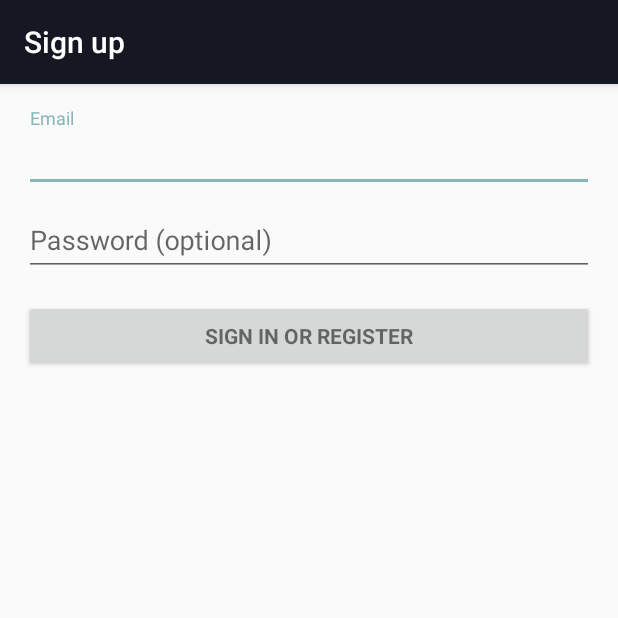
After one commit to homepunk/fields-error-handler, an Android app: the RegistrationExampleActivity screen opened directly, with no data from a screen before it, on a phone screen of 412 x 824 dp, the top half of it. The commit adds this screen. Run offline under Robolectric (Android 15) with nearby library versions, the phone set to English and light mode, and no system bars; libraries missing offline, so code that uses them is left out: com.squareup.okhttp; 3 statements that could not run were skipped.

Commit message:
added code generation for diferent activities

```diff
--- /dev/null
+++ b/sample/src/main/java/github/homepunk/com/example/RegistrationExampleActivity.java
@@ -0,0 +1,34 @@
+package github.homepunk.com.example;
+
+import android.os.Bundle;
+import android.support.v7.app.AppCompatActivity;
+import android.widget.AutoCompleteTextView;
+import android.widget.EditText;
+
+import com.homepunk.github.HandleField;
+
+import github.homepunk.com.universalerrorhandler.managers.UniversalHandleManager;
+
+import static com.homepunk.github.models.UniversalFieldAction.ON_FOCUS_MISS;
+import static com.homepunk.github.models.UniversalFieldType.EMAIL;
+import static com.homepunk.github.models.UniversalFieldType.PASSWORD;
+
+/**
+ * A login screen that offers registration via email/password.
+ */
+public class RegistrationExampleActivity extends AppCompatActivity {
+    @HandleField(value = EMAIL, action = ON_FOCUS_MISS)
+    AutoCompleteTextView mEmailView;
+    @HandleField(PASSWORD)
+    EditText mPasswordView;
+
+    @Override
+    protected void onCreate(Bundle savedInstanceState) {
+        super.onCreate(savedInstanceState);
+        setContentView(R.layout.activity_registration_example);
+        // Set up the login form.
+        mEmailView = findViewById(R.id.email);
+        mPasswordView = findViewById(R.id.password);
+        UniversalHandleManager.bind(this);
+    }
+}
--- /dev/null
+++ b/sample/src/main/res/layout/activity_registration_example.xml
@@ -0,0 +1,77 @@
+<LinearLayout xmlns:android="http://schemas.android.com/apk/res/android"
+    xmlns:tools="http://schemas.android.com/tools"
+    android:layout_width="match_parent"
+    android:layout_height="match_parent"
+    android:gravity="center_horizontal"
+    android:orientation="vertical"
+    android:paddingBottom="@dimen/activity_vertical_margin"
+    android:paddingLeft="@dimen/activity_horizontal_margin"
+    android:paddingRight="@dimen/activity_horizontal_margin"
+    android:paddingTop="@dimen/activity_vertical_margin"
+    tools:context="github.homepunk.com.example.RegistrationExampleActivity">
+
+    <!-- Login progress -->
+    <ProgressBar
+        android:id="@+id/login_progress"
+        style="?android:attr/progressBarStyleLarge"
+        android:layout_width="wrap_content"
+        android:layout_height="wrap_content"
+        android:layout_marginBottom="8dp"
+        android:visibility="gone" />
+
+    <ScrollView
+        android:id="@+id/login_form"
+        android:layout_width="match_parent"
+        android:layout_height="match_parent">
+
+        <LinearLayout
+            android:id="@+id/email_login_form"
+            android:layout_width="match_parent"
+            android:layout_height="wrap_content"
+            android:orientation="vertical">
+
+            <android.support.design.widget.TextInputLayout
+                android:layout_width="match_parent"
+                android:layout_height="wrap_content">
+
+                <AutoCompleteTextView
+                    android:id="@+id/email"
+                    android:layout_width="match_parent"
+                    android:layout_height="wrap_content"
+                    android:hint="@string/prompt_email"
+                    android:inputType="textEmailAddress"
+                    android:maxLines="1"
+                    android:singleLine="true" />
+
+            </android.support.design.widget.TextInputLayout>
+
+            <android.support.design.widget.TextInputLayout
+                android:layout_width="match_parent"
+                android:layout_height="wrap_content">
+
+                <EditText
+                    android:id="@+id/password"
+                    android:layout_width="match_parent"
+                    android:layout_height="wrap_content"
+                    android:hint="@string/prompt_password"
+                    android:imeActionId="@+id/login"
+                    android:imeActionLabel="@string/action_sign_in_short"
+                    android:imeOptions="actionUnspecified"
+                    android:inputType="textPassword"
+                    android:maxLines="1"
+                    android:singleLine="true" />
+
+            </android.support.design.widget.TextInputLayout>
+
+            <Button
+                android:id="@+id/email_sign_in_button"
+                style="?android:textAppearanceSmall"
+                android:layout_width="match_parent"
+                android:layout_height="wrap_content"
+                android:layout_marginTop="16dp"
+                android:text="@string/action_sign_in"
+                android:textStyle="bold" />
+
+        </LinearLayout>
+    </ScrollView>
+</LinearLayout>
--- a/sample/src/main/res/values/dimens.xml
+++ b/sample/src/main/res/values/dimens.xml
@@ -1,3 +1,6 @@
 <resources>
     <dimen name="fab_margin">16dp</dimen>
+    <!-- Default screen margins, per the Android Design guidelines. -->
+    <dimen name="activity_horizontal_margin">16dp</dimen>
+    <dimen name="activity_vertical_margin">16dp</dimen>
 </resources>
--- a/sample/src/main/res/values/strings.xml
+++ b/sample/src/main/res/values/strings.xml
@@ -4,4 +4,18 @@
     <string name="email">Email</string>
     <string name="password">Password</string>
     <string name="button_action_login">login</string>
+    <string name="title_activity_registration_example">Sign up</string>
+
+    <!-- Strings related to login -->
+    <string name="prompt_email">Email</string>
+    <string name="prompt_password">Password (optional)</string>
+    <string name="action_sign_in">Sign in or register</string>
+    <string name="action_sign_in_short">Sign in</string>
+    <string name="error_invalid_email">This email address is invalid</string>
+    <string name="error_invalid_password">This password is too short</string>
+    <string name="error_incorrect_password">This password is incorrect</string>
+    <string name="error_field_required">This field is required</string>
+    <string name="permission_rationale">"Contacts permissions are needed for providing email
+        completions."
+    </string>
 </resources>
--- a/universalerrorhandler-annotations/src/main/java/com/homepunk/github/HandleField.java
+++ b/universalerrorhandler-annotations/src/main/java/com/homepunk/github/HandleField.java
@@ -1,5 +1,6 @@
 package com.homepunk.github;
 
+import com.homepunk.github.models.UniversalFieldAction;
 import com.homepunk.github.models.UniversalFieldType;
 
 import java.lang.annotation.Retention;
@@ -11,5 +12,6 @@ import static java.lang.annotation.RetentionPolicy.SOURCE;
 @Retention(SOURCE)
 @Target(FIELD)
 public @interface HandleField  {
-    @UniversalFieldType String value();
+    @UniversalFieldType int value();
+    @UniversalFieldAction int action() default 3;
 }
--- a/universalerrorhandler/src/main/java/github/homepunk/com/universalerrorhandler/handlers/fields/interfaces/FieldsHandleListener.java
+++ b/universalerrorhandler/src/main/java/github/homepunk/com/universalerrorhandler/handlers/fields/interfaces/FieldsHandleListener.java
@@ -8,5 +8,5 @@ import com.homepunk.github.models.UniversalFieldType;
  */
 
 public interface FieldsHandleListener {
-    void onFieldHandleResult(@UniversalFieldType String targetType, boolean isSuccess, String error);
+    void onFieldHandleResult(@UniversalFieldType int targetType, boolean isSuccess, String error);
 }
--- a/universalerrorhandler/src/main/java/github/homepunk/com/universalerrorhandler/handlers/interfaces/UniversalErrorHandler.java
+++ b/universalerrorhandler/src/main/java/github/homepunk/com/universalerrorhandler/handlers/interfaces/UniversalErrorHandler.java
@@ -17,17 +17,17 @@ public interface UniversalErrorHandler {
      * @param targetType UniversalFieldType.NAME, UniversalFieldType.EMAIL, UniversalFieldType.NAME.PASSWORD,
      *                   UniversalFieldType.PHONE, UniversalFieldType.CUSTOM, UniversalFieldType.CREDIT_CARD
      */
-    void handle(@UniversalFieldType String targetType, String target);
+    void handle(@UniversalFieldType int targetType, String target);
 
     /**
      * Plain text validation
      *
      * @param target    plain text to validate
-     * @param errorType UniversalFieldType.NAME, UniversalFieldType.EMAIL, UniversalFieldType.NAME.PASSWORD,
+     * @param filedType UniversalFieldType.NAME, UniversalFieldType.EMAIL, UniversalFieldType.NAME.PASSWORD,
      *                  UniversalFieldType.PHONE, UniversalFieldType.CUSTOM, UniversalFieldType.CREDIT_CARD
      * @return result of validating @target
      */
-    boolean isValid(@UniversalFieldType String errorType, String target);
+    boolean isValid(@UniversalFieldType int filedType, String target);
 
     /**
      * onFieldHandleResult method would be called every time when validation on handleOnAction fails
--- a/universalerrorhandler/src/main/java/github/homepunk/com/universalerrorhandler/handlers/requests/RequestsErrorHandler.java
+++ b/universalerrorhandler/src/main/java/github/homepunk/com/universalerrorhandler/handlers/requests/RequestsErrorHandler.java
@@ -13,12 +13,12 @@ import github.homepunk.com.universalerrorhandler.handlers.interfaces.UniversalEr
 
 public class RequestsErrorHandler implements UniversalErrorHandler {
     @Override
-    public void handle(@UniversalFieldType String targetType, String target) {
+    public void handle(@UniversalFieldType int targetType, String target) {
 
     }
 
     @Override
-    public boolean isValid(@UniversalFieldType String errorType, String target) {
+    public boolean isValid(@UniversalFieldType int errorType, String target) {
         return false;
     }
 
--- a/universalerrorhandler/src/main/java/github/homepunk/com/universalerrorhandler/managers/UniversalHandleManager.java
+++ b/universalerrorhandler/src/main/java/github/homepunk/com/universalerrorhandler/managers/UniversalHandleManager.java
@@ -32,7 +32,7 @@ public abstract class UniversalHandleManager {
 
         try {
             constructor.newInstance(target);
-            Log.i(UniversalHandleManager.class.getSimpleName(), "CONSTRUCTOR CREATED");
+//            Log.i(UniversalHandleManager.class.getSimpleName(), "CONSTRUCTOR CREATED");
         } catch (InstantiationException e) {
             e.printStackTrace();
         } catch (IllegalAccessException e) {
@@ -60,7 +60,7 @@ public abstract class UniversalHandleManager {
         return bindingConstructor;
     }
 
-    public static FieldsHandleManager target(EditText targetField, @UniversalFieldType final String targetType) {
+    public static FieldsHandleManager target(EditText targetField, @UniversalFieldType final int targetType) {
         FieldsHandleManager fieldsHandleManager = FieldsHandleManager.target(targetField, targetType);
         fieldsHandleManager.setOnFailListener(new ErrorResultListener() {
             @Override
```
Also changed, not shown: sample/src/main/AndroidManifest.xml (+8 -0 lines), sample/src/main/java/github/homepunk/com/example/LoginExampleActivity.java (+10 -8 lines), universalerrorhandler-annotations/src/main/java/com/homepunk/github/models/UniversalFieldAction.java (+8 -10 lines), universalerrorhandler-annotations/src/main/java/com/homepunk/github/models/UniversalFieldType.java (+7 -7 lines), universalerrorhandler-processors/src/main/java/com/homepunk/github/HandleFieldProcessor.java (+23 -15 lines), universalerrorhandler-processors/src/main/java/com/homepunk/github/visitors/HandleFieldCodeGenerator.java (deleted, +0 -187 lines), universalerrorhandler-processors/src/main/java/com/homepunk/github/visitors/HandleFieldVisitor.java (added, +197 -0 lines), universalerrorhandler/src/main/java/github/homepunk/com/universalerrorhandler/handlers/fields/FieldsErrorHandler.java (+4 -4 lines), universalerrorhandler/src/main/java/github/homepunk/com/universalerrorhandler/managers/FieldsHandleManager.java (+16 -16 lines), 31 other files.
